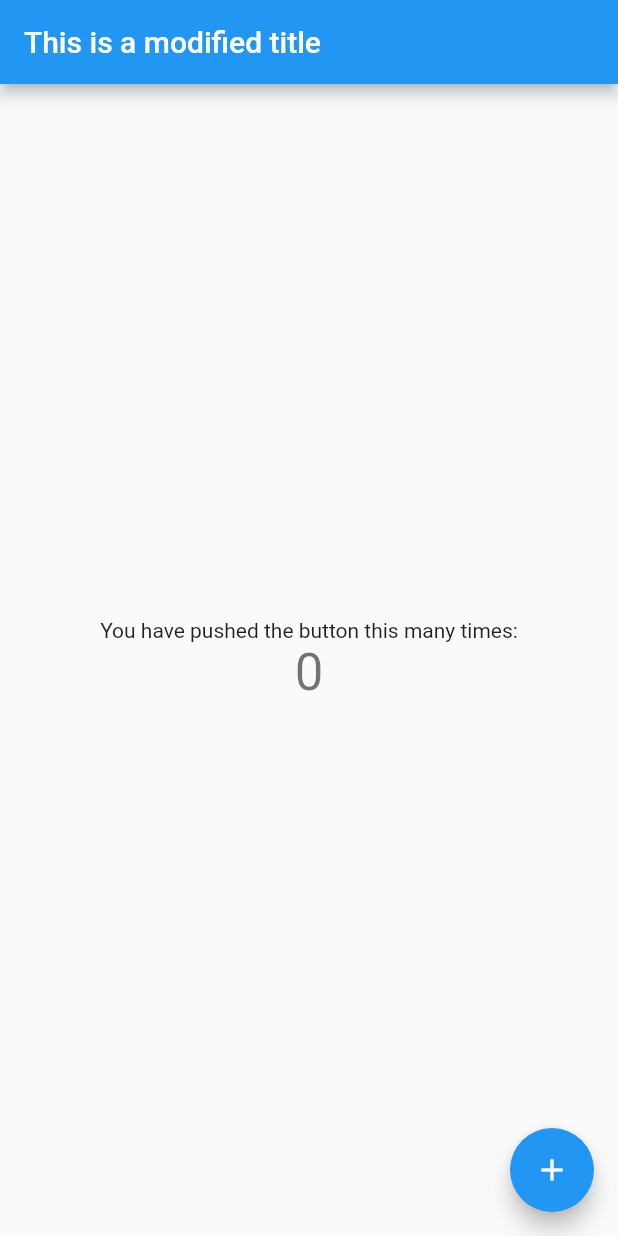
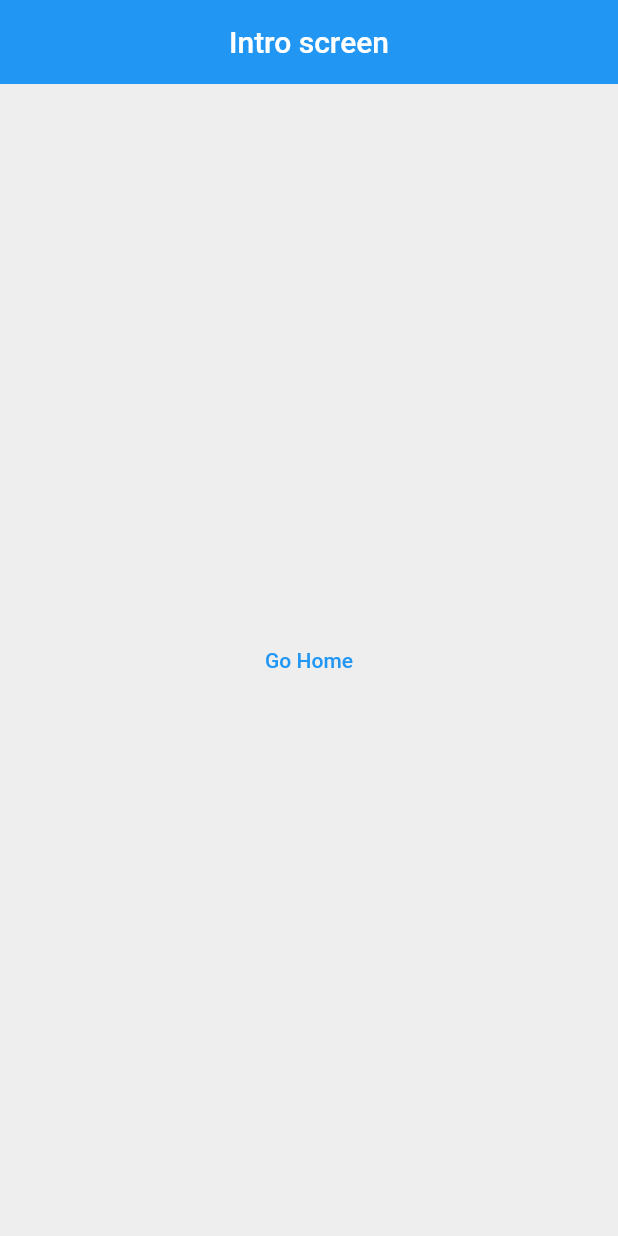
Before and after one commit to HiMyNameIsGarch/EgyptianMythology, a Flutter app: the screen it shows after launch, on a phone screen of 412 x 824 dp. Run offline on Flutter 3.47's test engine with Material 2 defaults, Android fonts, the phone set to English and light mode, and no system bars.

Commit message:
add basic 2 page routing

```diff
--- a/lib/main.dart
+++ b/lib/main.dart
@@ -1,115 +1,13 @@
 import 'package:flutter/material.dart';
+import 'package:egyptianmythology/pages/home.dart';
+import 'package:egyptianmythology/pages/intro.dart';
 
 void main() {
-  runApp(const MyApp());
+  runApp(MaterialApp(
+    initialRoute: '/loading',
+    routes: {
+        '/home': (context) => Home(),
+        '/loading': (context) => Intro(),
+    }
+  ));
 }
-
-class MyApp extends StatelessWidget {
-  const MyApp({Key? key}) : super(key: key);
-
-  // This widget is the root of your application.
-  @override
-  Widget build(BuildContext context) {
-    return MaterialApp(
-      title: 'Flutter Demo',
-      theme: ThemeData(
-        // This is the theme of your application.
-        //
-        // Try running your application with "flutter run". You'll see the
-        // application has a blue toolbar. Then, without quitting the app, try
-        // changing the primarySwatch below to Colors.green and then invoke
-        // "hot reload" (press "r" in the console where you ran "flutter run",
-        // or simply save your changes to "hot reload" in a Flutter IDE).
-        // Notice that the counter didn't reset back to zero; the application
-        // is not restarted.
-        primarySwatch: Colors.blue,
-      ),
-      home: const MyHomePage(title: 'This is a modified title'),
-    );
-  }
-}
-
-class MyHomePage extends StatefulWidget {
-  const MyHomePage({Key? key, required this.title}) : super(key: key);
-
-  // This widget is the home page of your application. It is stateful, meaning
-  // that it has a State object (defined below) that contains fields that affect
-  // how it looks.
-
-  // This class is the configuration for the state. It holds the values (in this
-  // case the title) provided by the parent (in this case the App widget) and
-  // used by the build method of the State. Fields in a Widget subclass are
-  // always marked "final".
-
-  final String title;
-
-  @override
-  State<MyHomePage> createState() => _MyHomePageState();
-}
-
-class _MyHomePageState extends State<MyHomePage> {
-  int _counter = 0;
-
-  void _incrementCounter() {
-    setState(() {
-      // This call to setState tells the Flutter framework that something has
-      // changed in this State, which causes it to rerun the build method below
-      // so that the display can reflect the updated values. If we changed
-      // _counter without calling setState(), then the build method would not be
-      // called again, and so nothing would appear to happen.
-      _counter++;
-    });
-  }
-
-  @override
-  Widget build(BuildContext context) {
-    // This method is rerun every time setState is called, for instance as done
-    // by the _incrementCounter method above.
-    //
-    // The Flutter framework has been optimized to make rerunning build methods
-    // fast, so that you can just rebuild anything that needs updating rather
-    // than having to individually change instances of widgets.
-    return Scaffold(
-      appBar: AppBar(
-        // Here we take the value from the MyHomePage object that was created by
-        // the App.build method, and use it to set our appbar title.
-        title: Text(widget.title),
-      ),
-      body: Center(
-        // Center is a layout widget. It takes a single child and positions it
-        // in the middle of the parent.
-        child: Column(
-          // Column is also a layout widget. It takes a list of children and
-          // arranges them vertically. By default, it sizes itself to fit its
-          // children horizontally, and tries to be as tall as its parent.
-          //
-          // Invoke "debug painting" (press "p" in the console, choose the
-          // "Toggle Debug Paint" action from the Flutter Inspector in Android
-          // Studio, or the "Toggle Debug Paint" command in Visual Studio Code)
-          // to see the wireframe for each widget.
-          //
-          // Column has various properties to control how it sizes itself and
-          // how it positions its children. Here we use mainAxisAlignment to
-          // center the children vertically; the main axis here is the vertical
-          // axis because Columns are vertical (the cross axis would be
-          // horizontal).
-          mainAxisAlignment: MainAxisAlignment.center,
-          children: <Widget>[
-            const Text(
-              'You have pushed the button this many times:',
-            ),
-            Text(
-              '$_counter',
-              style: Theme.of(context).textTheme.headline4,
-            ),
-          ],
-        ),
-      ),
-      floatingActionButton: FloatingActionButton(
-        onPressed: _incrementCounter,
-        tooltip: 'Increment',
-        child: const Icon(Icons.add),
-      ), // This trailing comma makes auto-formatting nicer for build methods.
-    );
-  }
-}
--- /dev/null
+++ b/lib/pages/home.dart
@@ -0,0 +1,22 @@
+import 'package:flutter/material.dart';
+
+class Home extends StatefulWidget {
+  @override
+  State<Home> createState() => _HomeState();
+}
+
+class _HomeState extends State<Home> {
+
+  @override
+  Widget build(BuildContext context) {
+    return Scaffold(
+        backgroundColor: Colors.grey[200],
+        appBar: AppBar(
+            backgroundColor: Colors.blue[500],
+            title: const Text('This is the home screen'),
+            centerTitle: true,
+            elevation: 0
+        ),
+    );
+  }
+}
--- /dev/null
+++ b/lib/pages/intro.dart
@@ -0,0 +1,30 @@
+import 'package:flutter/material.dart';
+
+class Intro extends StatefulWidget {
+  @override
+  State<Intro> createState() => _IntroState();
+}
+
+class _IntroState extends State<Intro> {
+
+  @override
+  Widget build(BuildContext context) {
+    return Scaffold(
+        backgroundColor: Colors.grey[200],
+        appBar: AppBar(
+            backgroundColor: Colors.blue[500],
+            title: const Text('Intro screen'),
+            centerTitle: true,
+            elevation: 0
+        ),
+        body: Center(
+            child: TextButton(
+                onPressed: () {
+                    Navigator.pushReplacementNamed(context, '/home');
+                },
+                child: const Text('Go Home')
+            )
+        ),
+    );
+  }
+}
```
